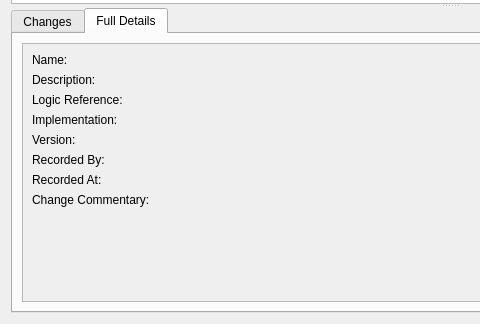
Before: the Qt Designer form projects/ores.qt/ui/MethodologyHistoryDialog.ui in OreStudio/OreStudio, drawn with Qt 5; both pictures show x 0 to 480 and y 276 to 600 of the 900 by 600 pixel window.
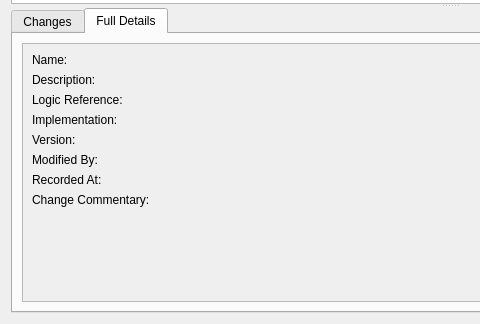
After: the same form once the commit is applied. The open tabs and pages were chosen to show the change.

Commit message: [protocol] Fix audit trail metadata: rename recorded_by, remove from wire format

The edit to the form file:
```diff
--- a/projects/ores.qt/ui/MethodologyHistoryDialog.ui
+++ b/projects/ores.qt/ui/MethodologyHistoryDialog.ui
@@ -171,7 +171,7 @@
                <item row="5" column="0">
                 <widget class="QLabel" name="recordedByLabel">
                  <property name="text">
-                  <string>Recorded By:</string>
+                  <string>Modified By:</string>
                  </property>
                 </widget>
                </item>
```
Left out of the diff: 4 changed lines with no effect on the pictures. The commit also changes 473 other files.
